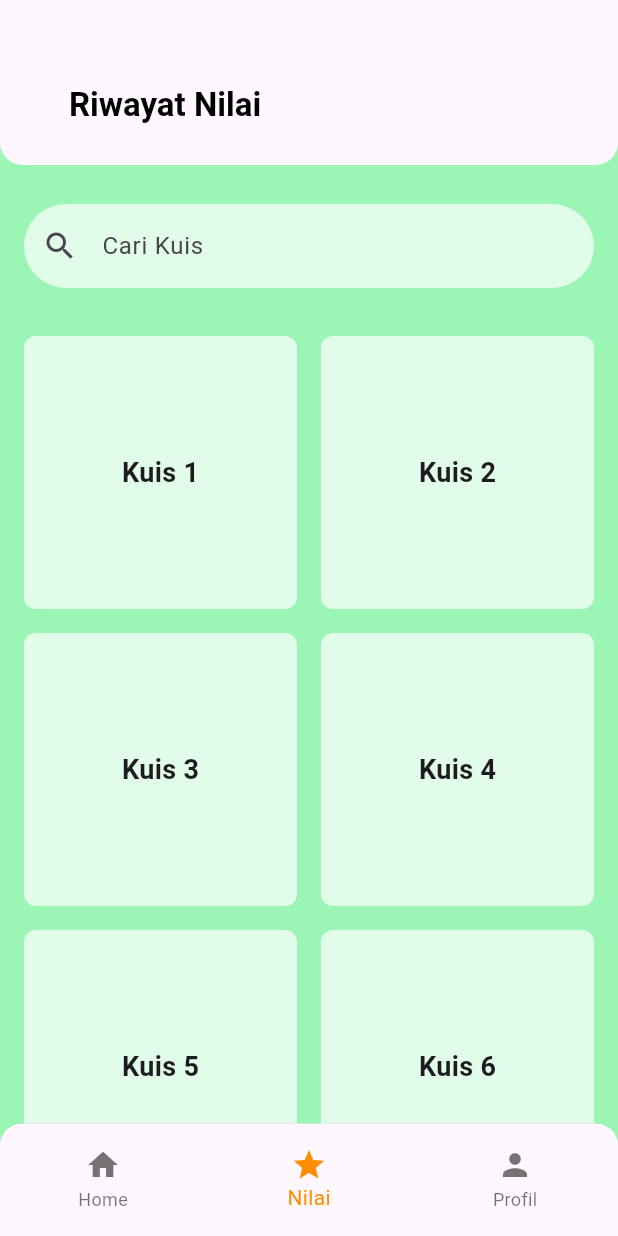
After one commit to Ndi7/Media-Microlearning-Berbasis-Mobile, a Flutter app: the HomePage screen opened by its route, item 2 of the bottom bar chosen, on a phone screen of 412 x 824 dp. The commit adds this screen. Run offline on Flutter 3.47's test engine with Material 3 defaults, Android fonts, the light colour scheme and no system bars.

Commit message:
Add riwayat_nilai.dart & detail_nilai.dart UI

```diff
--- a/lib/main.dart
+++ b/lib/main.dart
@@ -3,6 +3,7 @@ import 'login_page.dart';
 import 'home_page.dart';
 import 'unit_page.dart';
 import 'ubahnohp_page.dart';
+import 'riwayat_nilai.dart';
 
 void main() {
   runApp(MyApp());
--- /dev/null
+++ b/lib/riwayat_nilai.dart
@@ -0,0 +1,155 @@
+import 'package:flutter/material.dart';
+import 'home_page.dart';
+import 'detail_nilai.dart'; // Pastikan untuk membuat file ini
+
+class RiwayatNilaiPage extends StatefulWidget {
+  const RiwayatNilaiPage({super.key});
+
+  @override
+  _RiwayatNilaiPageState createState() => _RiwayatNilaiPageState();
+}
+
+class _RiwayatNilaiPageState extends State<RiwayatNilaiPage> {
+  int _selectedIndex = 1;
+
+  void _onItemTapped(int index) {
+    setState(() {
+      _selectedIndex = index;
+    });
+
+    if (index == 1) {
+      Navigator.push(
+        context,
+        MaterialPageRoute(builder: (context) => const RiwayatNilaiPage()),
+      );
+    }
+    if (index == 0) {
+      Navigator.push(
+        context,
+        MaterialPageRoute(builder: (context) => HomePage()),
+      );
+    }
+  }
+
+  @override
+  Widget build(BuildContext context) {
+    return Scaffold(
+      appBar: AppBar(
+        automaticallyImplyLeading: false,
+        title: const Padding(
+          padding: EdgeInsets.only(
+              top: 30.0, left: 30.0), // Atur padding sesuai kebutuhan
+          child: Text(
+            'Riwayat Nilai',
+            style: TextStyle(
+              fontSize: 22,
+              fontWeight: FontWeight.bold,
+            ),
+          ),
+        ),
+        foregroundColor: Colors.black,
+        toolbarHeight: 110,
+        shape: const RoundedRectangleBorder(
+          borderRadius: BorderRadius.vertical(
+            bottom: Radius.circular(15),
+          ),
+        ),
+      ),
+      backgroundColor: const Color(0xFF9BF6B5),
+      body: Column(
+        children: [
+          Padding(
+            padding: const EdgeInsets.fromLTRB(16, 26, 16, 16),
+            child: TextField(
+              decoration: InputDecoration(
+                hintText: 'Cari Kuis',
+                prefixIcon: const Icon(Icons.search),
+                border: OutlineInputBorder(
+                  borderRadius: BorderRadius.circular(40),
+                  borderSide: BorderSide.none,
+                ),
+                filled: true, // Mengaktifkan pengisian warna latar belakang
+                fillColor: Colors.white70, // Mengatur warna latar belakang
+              ),
+              onChanged: (value) {
+                // kode fungsi search
+              },
+            ),
+          ),
+          Expanded(
+            child: GridView.count(
+              crossAxisCount: 2,
+              padding: const EdgeInsets.all(16),
+              mainAxisSpacing: 16,
+              crossAxisSpacing: 16,
+              children: List.generate(6, (index) {
+                return InkWell(
+                  onTap: () {
+                    Navigator.push(
+                      context,
+                      MaterialPageRoute(
+                        builder: (context) =>
+                            DetailPenilaian(quizNumber: index + 1),
+                      ),
+                    );
+                  },
+                  child: Container(
+                    decoration: BoxDecoration(
+                      color: Colors.white70,
+                      borderRadius: BorderRadius.circular(8),
+                    ),
+                    child: Center(
+                      child: Text(
+                        'Kuis ${index + 1}',
+                        style: const TextStyle(
+                          fontSize: 18,
+                          fontWeight: FontWeight.bold,
+                        ),
+                      ),
+                    ),
+                  ),
+                );
+              }),
+            ),
+          ),
+        ],
+      ),
+      bottomNavigationBar: ClipRRect(
+        borderRadius: const BorderRadius.vertical(top: Radius.circular(15)),
+        child: Container(
+          height: 75,
+          decoration: BoxDecoration(
+            color: Colors.white,
+            boxShadow: [
+              BoxShadow(
+                color: Colors.grey.withOpacity(0.5),
+                spreadRadius: 5,
+                blurRadius: 7,
+                offset: const Offset(0, -3),
+              ),
+            ],
+          ),
+          child: BottomNavigationBar(
+            items: const [
+              BottomNavigationBarItem(
+                icon: Icon(Icons.home),
+                label: 'Home',
+              ),
+              BottomNavigationBarItem(
+                icon: Icon(Icons.star),
+                label: 'Nilai',
+              ),
+              BottomNavigationBarItem(
+                icon: Icon(Icons.person),
+                label: 'Profil',
+              ),
+            ],
+            currentIndex: _selectedIndex,
+            selectedItemColor: Colors.amber[800],
+            onTap: _onItemTapped,
+          ),
+        ),
+      ),
+    );
+  }
+}
```
Also changed, not shown: lib/detail_nilai.dart (added, +20 -0 lines), lib/home_page.dart (+82 -29 lines), 1 other file.
